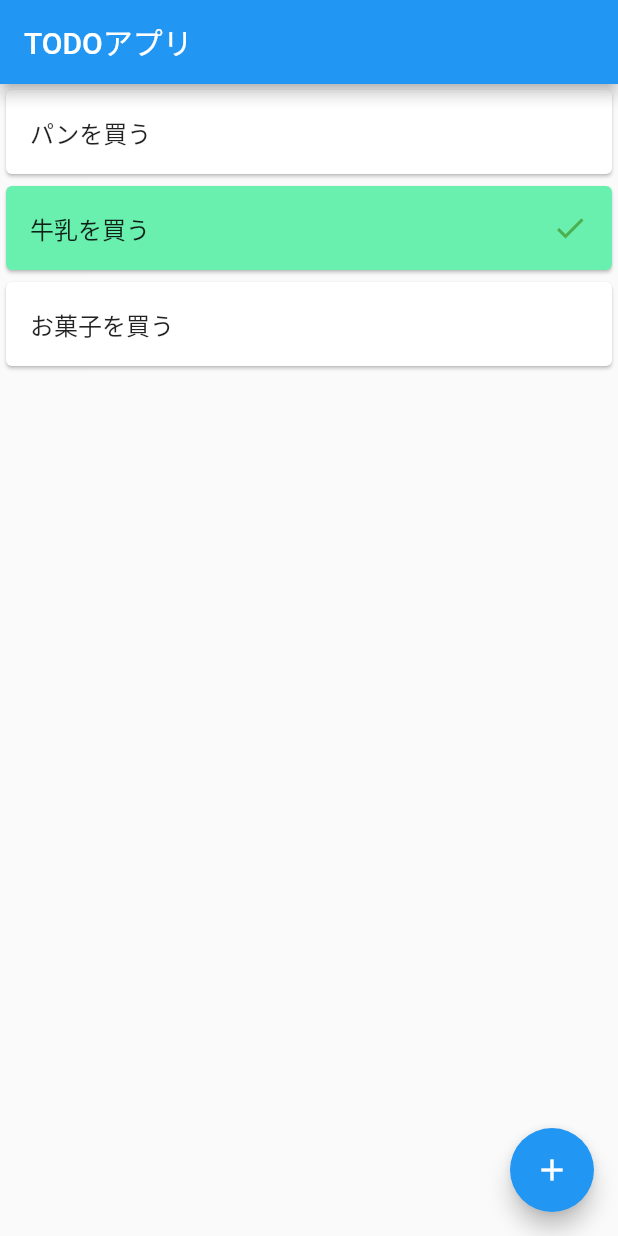
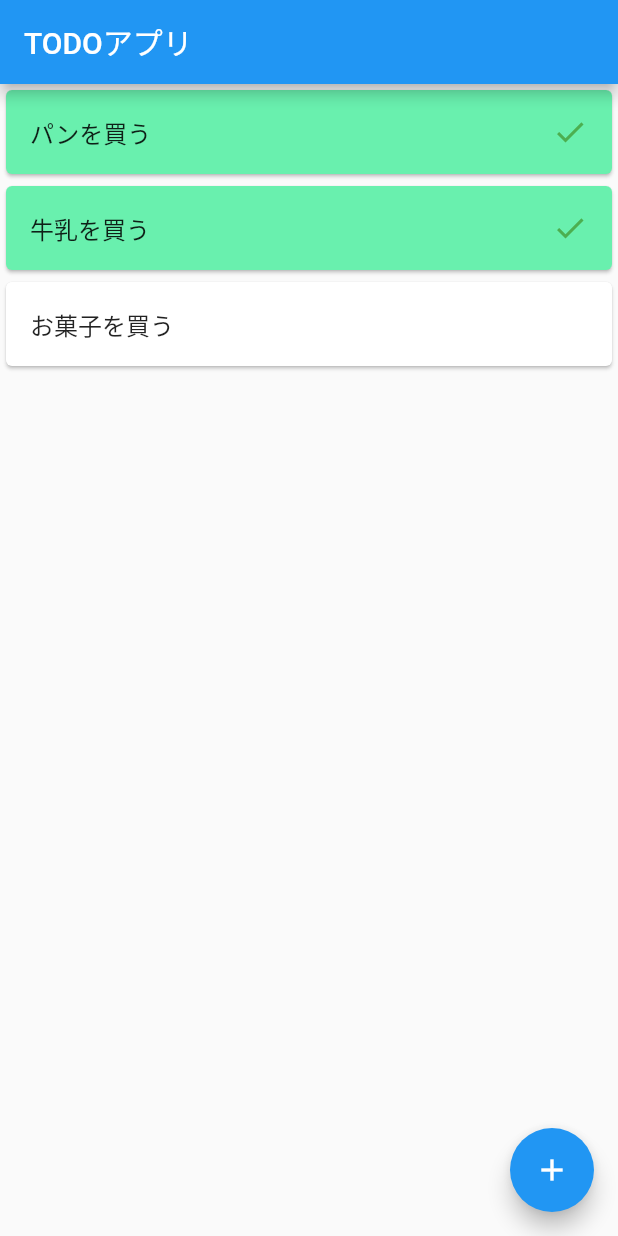
Before and after one commit to sa8a/book_flutter_introduction_development, a Flutter app: the screen it shows after launch, after a tap on "パンを買う", on a phone screen of 412 x 824 dp. Run offline on Flutter 3.47's test engine with Material 2 defaults, Android fonts, the phone set to English and light mode, and no system bars; our stand-ins replace cached_network_image, google_fonts; missing offline and left inert: dart:ffi.

Commit message:
P161: TODOリスト完成

```diff
--- a/lib/views/pages/todos_list_page.dart
+++ b/lib/views/pages/todos_list_page.dart
@@ -11,7 +11,7 @@ class TodosListPage extends StatefulWidget {
 }
 
 class _TodosListPageState extends State<TodosListPage> {
-  final List<Todo> _todos = const [
+  final List<Todo> _todos = [
     Todo(name: 'パンを買う', isCompleted: false),
     Todo(name: '牛乳を買う', isCompleted: true),
     Todo(name: 'お菓子を買う', isCompleted: false),
@@ -25,17 +25,30 @@ class _TodosListPageState extends State<TodosListPage> {
       body: ListView.builder(
         itemBuilder: (BuildContext context, int index) {
           final todo = _todos[index];
-          return Card(
+          return Dismissible(
+            key: ObjectKey(todo),
+            onDismissed: (direction) {
+              setState(() {
+                _todos.removeAt(index);
+              });
+            },
+            child: Card(
               color: todo.isCompleted ? Colors.greenAccent : null,
               child: ListTile(
                 title: Text(todo.name),
-              onTap: () {},
+                onTap: () {
+                  setState(() {
+                    _todos[index] =
+                        Todo(isCompleted: !todo.isCompleted, name: todo.name);
+                  });
+                },
                 trailing: todo.isCompleted
                     ? const Icon(
                         Icons.done,
                         color: Colors.green,
                       )
                     : null,
+              ),
             ),
           );
         },
```
Lines whose indentation alone changed are shown as unchanged.
